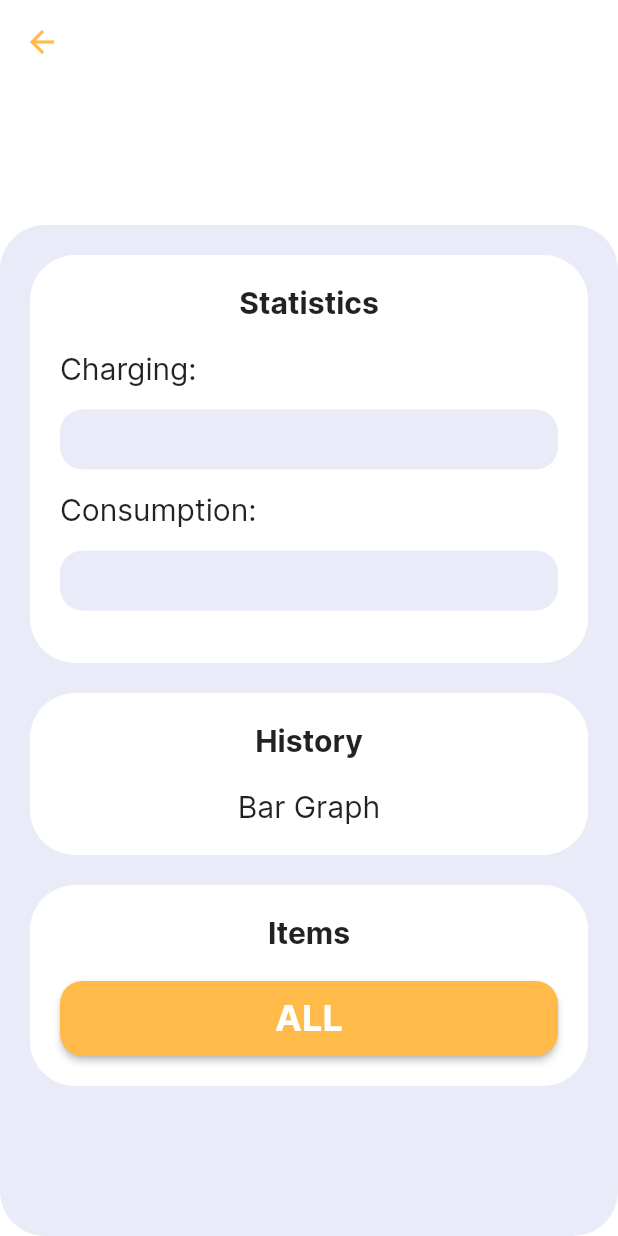
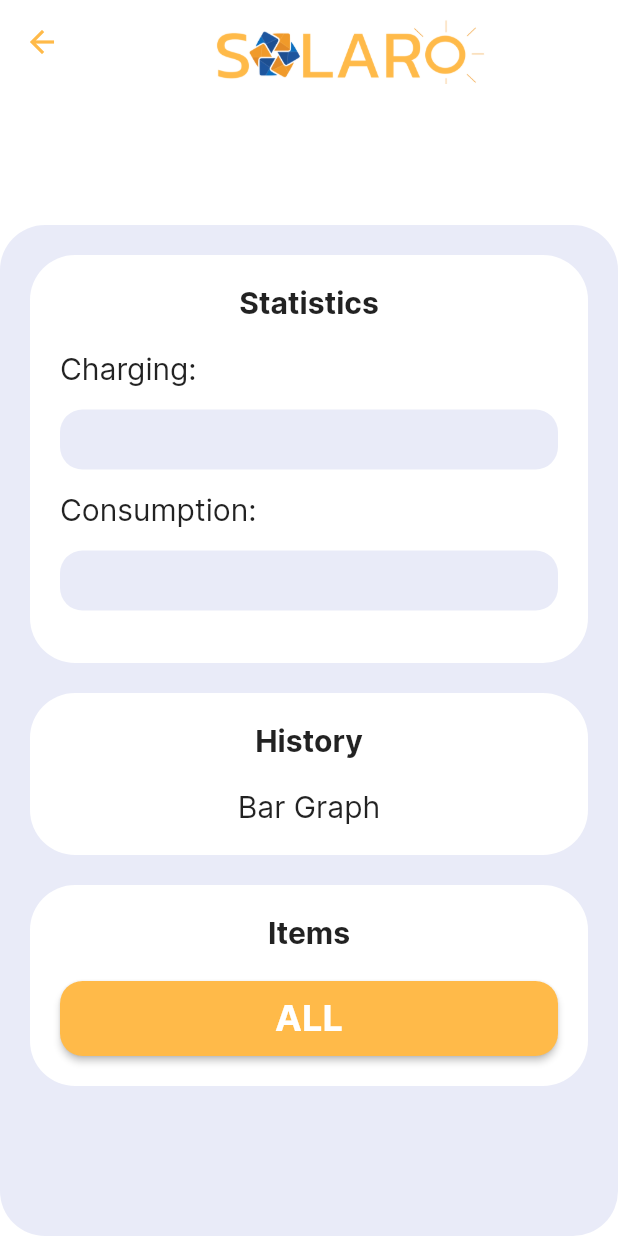
Before and after one commit to tahataha005/solaro, a Flutter app: the MainPage screen opened directly with empty values, on a phone screen of 412 x 824 dp. Run offline on Flutter 3.47's test engine with Material 2 defaults, Android fonts, the phone set to English and light mode, and no system bars.

Commit message:
Frontend: Adding logo to sliver app bar in main page

```diff
--- a/flutter_app/lib/pages/main.page.dart
+++ b/flutter_app/lib/pages/main.page.dart
@@ -33,6 +33,18 @@ class _MainPageState extends State<MainPage> {
               color: Theme.of(context).accentColor,
             ),
             backgroundColor: Colors.white,
+            title: Padding(
+              padding: const EdgeInsets.only(top: 20),
+              child: Center(
+                child: Container(
+                  width: 180,
+                  child: Image.asset(
+                    "assets/images/Header-Logo.png",
+                    fit: BoxFit.cover,
+                  ),
+                ),
+              ),
+            ),
             floating: true,
             expandedHeight: 150,
             flexibleSpace: FlexibleSpaceBar(),
```
